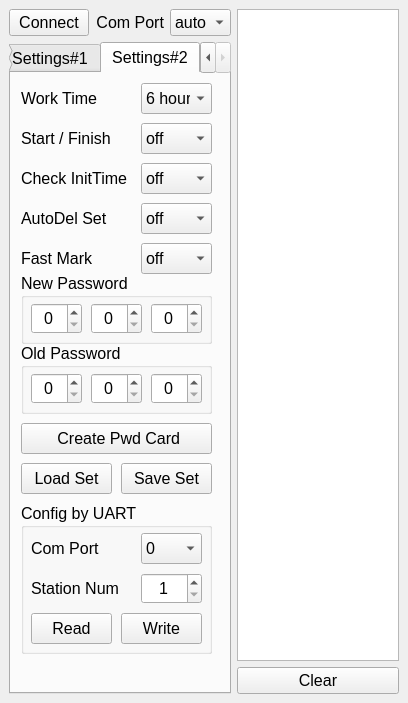
sportiduino/SportiduinoPQ, file design.ui: the form before one commit.
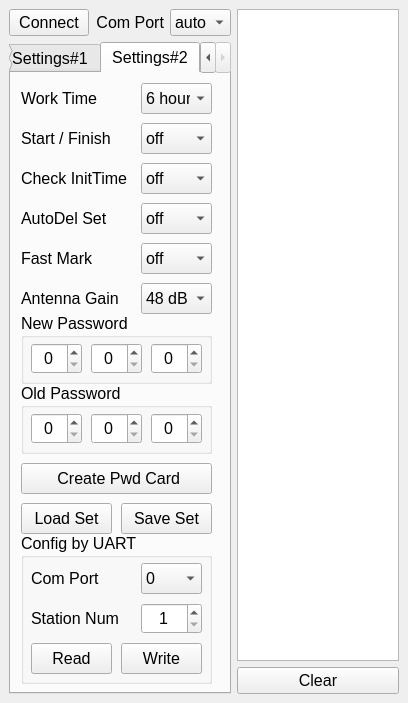
The form after the commit. The open tabs and pages were chosen to show the change.

Diff of the .ui file:
```diff
--- a/design.ui
+++ b/design.ui
@@ -1012,7 +1012,7 @@
           <property name="geometry">
            <rect>
             <x>10</x>
-            <y>350</y>
+            <y>390</y>
             <width>191</width>
             <height>31</height>
            </rect>
@@ -1028,7 +1028,7 @@
           <property name="geometry">
            <rect>
             <x>110</x>
-            <y>390</y>
+            <y>430</y>
             <width>91</width>
             <height>31</height>
            </rect>
@@ -1044,7 +1044,7 @@
           <property name="geometry">
            <rect>
             <x>10</x>
-            <y>390</y>
+            <y>430</y>
             <width>91</width>
             <height>31</height>
            </rect>
@@ -1060,7 +1060,7 @@
           <property name="geometry">
            <rect>
             <x>10</x>
-            <y>200</y>
+            <y>240</y>
             <width>191</width>
             <height>71</height>
            </rect>
@@ -1136,7 +1136,7 @@
           <property name="geometry">
            <rect>
             <x>10</x>
-            <y>270</y>
+            <y>310</y>
             <width>191</width>
             <height>71</height>
            </rect>
@@ -1212,7 +1212,7 @@
           <property name="geometry">
            <rect>
             <x>10</x>
-            <y>430</y>
+            <y>460</y>
             <width>191</width>
             <height>151</height>
            </rect>
@@ -1543,6 +1543,65 @@
            </property>
           </item>
          </widget>
+         <widget class="QComboBox" name="cbAntennaGain">
+          <property name="geometry">
+           <rect>
+            <x>130</x>
+            <y>210</y>
+            <width>71</width>
+            <height>31</height>
+           </rect>
+          </property>
+          <property name="editable">
+           <bool>false</bool>
+          </property>
+          <property name="currentIndex">
+           <number>5</number>
+          </property>
+          <item>
+           <property name="text">
+            <string>18 dB</string>
+           </property>
+          </item>
+          <item>
+           <property name="text">
+            <string>23 dB</string>
+           </property>
+          </item>
+          <item>
+           <property name="text">
+            <string>33 dB</string>
+           </property>
+          </item>
+          <item>
+           <property name="text">
+            <string>38 dB</string>
+           </property>
+          </item>
+          <item>
+           <property name="text">
+            <string>43 dB</string>
+           </property>
+          </item>
+          <item>
+           <property name="text">
+            <string>48 dB</string>
+           </property>
+          </item>
+         </widget>
+         <widget class="QLabel" name="label_7">
+          <property name="geometry">
+           <rect>
+            <x>10</x>
+            <y>210</y>
+            <width>111</width>
+            <height>31</height>
+           </rect>
+          </property>
+          <property name="text">
+           <string>Antenna Gain</string>
+          </property>
+         </widget>
         </widget>
        </widget>
       </item>
```
